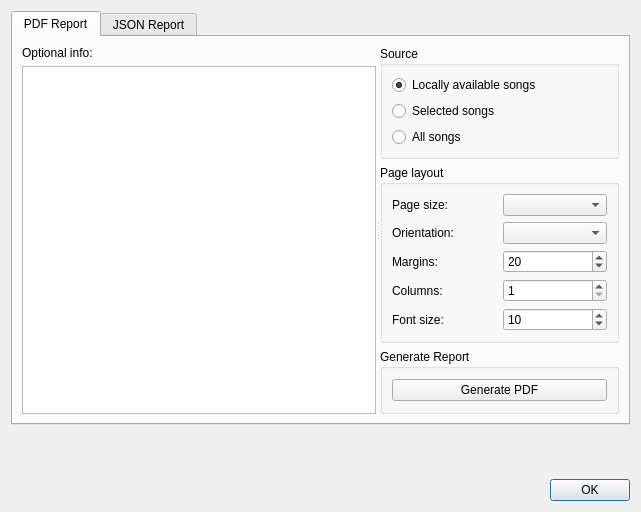
The window that src/usdb_syncer/gui/forms/ReportDialog.ui (bohning/usdb_syncer) describes before a commit, drawn with Qt 5.
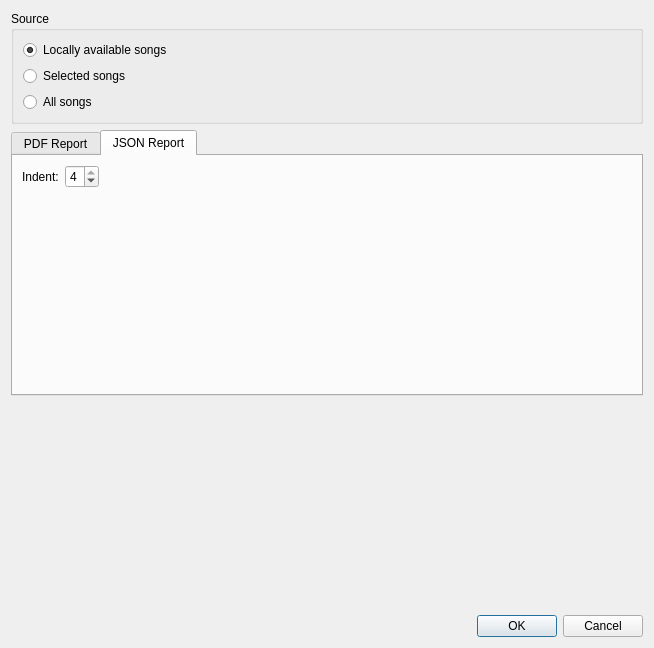
The same window after the commit. The open tabs and pages were chosen to show the change. Icons and pictures are not drawn.

Commit message: Overhaul report dialog.

What changed in the file:
```diff
--- a/src/usdb_syncer/gui/forms/ReportDialog.ui
+++ b/src/usdb_syncer/gui/forms/ReportDialog.ui
@@ -6,8 +6,8 @@
    <rect>
     <x>0</x>
     <y>0</y>
-    <width>641</width>
-    <height>512</height>
+    <width>654</width>
+    <height>648</height>
    </rect>
   </property>
   <property name="sizePolicy">
@@ -25,9 +25,42 @@
   <property name="windowTitle">
    <string>New Report</string>
   </property>
-  <layout class="QVBoxLayout" name="verticalLayout">
+  <layout class="QVBoxLayout" name="verticalLayout_5">
    <item>
-    <widget class="QTabWidget" name="tabWidget">
+    <widget class="QGroupBox" name="groupBox_source">
+     <property name="title">
+      <string>Source</string>
+     </property>
+     <layout class="QVBoxLayout" name="verticalLayout_3">
+      <item>
+       <widget class="QRadioButton" name="radioButton_locally_available_songs">
+        <property name="text">
+         <string>Locally available songs</string>
+        </property>
+        <property name="checked">
+         <bool>true</bool>
+        </property>
+       </widget>
+      </item>
+      <item>
+       <widget class="QRadioButton" name="radioButton_selected_songs">
+        <property name="text">
+         <string>Selected songs</string>
+        </property>
+       </widget>
+      </item>
+      <item>
+       <widget class="QRadioButton" name="radioButton_all_songs">
+        <property name="text">
+         <string>All songs</string>
+        </property>
+       </widget>
+      </item>
+     </layout>
+    </widget>
+   </item>
+   <item>
+    <widget class="QTabWidget" name="tabWidget_report_type">
      <property name="minimumSize">
       <size>
        <width>0</width>
@@ -52,7 +85,7 @@
            <item>
             <widget class="QLabel" name="label_7">
              <property name="text">
-              <string>Optional info:</string>
+              <string>Optional data to include:</string>
              </property>
             </widget>
            </item>
@@ -63,52 +96,12 @@
          </widget>
          <widget class="QWidget" name="layoutWidget1">
           <layout class="QVBoxLayout" name="verticalLayout_settings">
-           <item>
-            <widget class="QGroupBox" name="groupBox_source">
-             <property name="title">
-              <string>Source</string>
-             </property>
-             <layout class="QVBoxLayout" name="verticalLayout_3">
-              <item>
-               <widget class="QRadioButton" name="radioButton_locally_available_songs">
-                <property name="text">
-                 <string>Locally available songs</string>
-                </property>
-                <property name="checked">
-                 <bool>true</bool>
-                </property>
-               </widget>
-              </item>
-              <item>
-               <widget class="QRadioButton" name="radioButton_selected_songs">
-                <property name="text">
-                 <string>Selected songs</string>
-                </property>
-               </widget>
-              </item>
-              <item>
-               <widget class="QRadioButton" name="radioButton_all_songs">
-                <property name="text">
-                 <string>All songs</string>
-                </property>
-               </widget>
-              </item>
-             </layout>
-            </widget>
-           </item>
            <item>
             <widget class="QGroupBox" name="groupBox_page_layout">
              <property name="title">
-              <string>Page layout</string>
+              <string>PDF Page layout</string>
              </property>
              <layout class="QGridLayout" name="gridLayout">
-              <item row="0" column="0">
-               <widget class="QLabel" name="label_pagesize">
-                <property name="text">
-                 <string>Page size:</string>
-                </property>
-               </widget>
-              </item>
               <item row="3" column="0">
                <widget class="QLabel" name="label_columns">
                 <property name="text">
@@ -116,25 +109,25 @@
                 </property>
                </widget>
               </item>
-              <item row="3" column="1">
-               <widget class="QSpinBox" name="spinBox_columns">
-                <property name="minimum">
-                 <number>1</number>
+              <item row="4" column="0">
+               <widget class="QLabel" name="label_font_size">
+                <property name="text">
+                 <string>Font size:</string>
                 </property>
-                <property name="maximum">
-                 <number>4</number>
-                </property>
                </widget>
               </item>
-              <item row="2" column="0">
-               <widget class="QLabel" name="label_margin">
+              <item row="0" column="0">
+               <widget class="QLabel" name="label_pagesize">
                 <property name="text">
-                 <string>Margins:</string>
+                 <string>Page size:</string>
                 </property>
                </widget>
               </item>
+              <item row="1" column="1">
+               <widget class="QComboBox" name="comboBox_pdf_orientation"/>
+              </item>
               <item row="4" column="1">
-               <widget class="QSpinBox" name="spinBox_font_size">
+               <widget class="QSpinBox" name="spinBox_pdf_font_size">
                 <property name="minimum">
                  <number>7</number>
                 </property>
@@ -146,8 +139,15 @@
                 </property>
                </widget>
               </item>
-              <item row="0" column="1">
-               <widget class="QComboBox" name="comboBox_pagesize"/>
+              <item row="3" column="1">
+               <widget class="QSpinBox" name="spinBox_pdf_columns">
+                <property name="minimum">
+                 <number>1</number>
+                </property>
+                <property name="maximum">
+                 <number>4</number>
+                </property>
+               </widget>
               </item>
               <item row="1" column="0">
                <widget class="QLabel" name="label_orientation">
@@ -156,18 +156,11 @@
                 </property>
                </widget>
               </item>
-              <item row="4" column="0">
-               <widget class="QLabel" name="label_font_size">
-                <property name="text">
-                 <string>Font size:</string>
-                </property>
-               </widget>
-              </item>
-              <item row="1" column="1">
-               <widget class="QComboBox" name="comboBox_orientation"/>
+              <item row="0" column="1">
+               <widget class="QComboBox" name="comboBox_pdf_pagesize"/>
               </item>
               <item row="2" column="1">
-               <widget class="QSpinBox" name="spinBox_margin">
+               <widget class="QSpinBox" name="spinBox_pdf_margin">
                 <property name="minimum">
                  <number>10</number>
                 </property>
@@ -182,26 +175,26 @@
                 </property>
                </widget>
               </item>
-             </layout>
-            </widget>
-           </item>
-           <item>
-            <widget class="QGroupBox" name="groupBox_generate_buttons">
-             <property name="title">
-              <string>Generate Report</string>
-             </property>
-             <layout class="QHBoxLayout" name="horizontalLayout">
-              <item>
-               <widget class="QPushButton" name="pushButton_generate_report_pdf">
+              <item row="2" column="0">
+               <widget class="QLabel" name="label_margin">
                 <property name="text">
-                 <string>Generate PDF</string>
-                </property>
-                <property name="icon">
-                 <iconset resource="../resources/resources.qrc">
-                  <normaloff>:/icons/document-pdf-text.png</normaloff>:/icons/document-pdf-text.png</iconset>
+                 <string>Margins:</string>
                 </property>
                </widget>
               </item>
+              <item row="5" column="1">
+               <spacer name="verticalSpacer_3">
+                <property name="orientation">
+                 <enum>Qt::Orientation::Vertical</enum>
+                </property>
+                <property name="sizeHint" stdset="0">
+                 <size>
+                  <width>20</width>
+                  <height>40</height>
+                 </size>
+                </property>
+               </spacer>
+              </item>
              </layout>
             </widget>
            </item>
@@ -217,21 +210,44 @@
       </attribute>
       <layout class="QVBoxLayout" name="verticalLayout_4">
        <item>
-        <widget class="QGroupBox" name="groupBox_generate_buttons_2">
-         <property name="title">
-          <string>Generate Report</string>
-         </property>
-         <layout class="QVBoxLayout" name="verticalLayout_5">
+        <layout class="QHBoxLayout" name="horizontalLayout">
           <item>
-           <widget class="QPushButton" name="pushButton_generate_report_json">
+          <widget class="QLabel" name="label_json_indent">
             <property name="text">
-             <string>JSON</string>
-            </property>
-            <property name="icon">
-             <iconset resource="../resources/resources.qrc">
-              <normaloff>:/icons/document-code.png</normaloff>:/icons/document-code.png</iconset>
-            </property>
-           </widget>
+            <string>Indent:</string>
+           </property>
+          </widget>
+         </item>
+         <item>
+          <widget class="QSpinBox" name="spinBox_json_indent">
+           <property name="minimum">
+            <number>2</number>
+           </property>
+           <property name="maximum">
+            <number>4</number>
+           </property>
+           <property name="singleStep">
+            <number>2</number>
+           </property>
+           <property name="value">
+            <number>4</number>
+           </property>
+          </widget>
+         </item>
+         <item>
+          <spacer name="horizontalSpacer">
+           <property name="orientation">
+            <enum>Qt::Orientation::Horizontal</enum>
+           </property>
+           <property name="sizeHint" stdset="0">
+            <size>
+             <width>40</width>
+             <height>20</height>
+            </size>
+           </property>
+          </spacer>
+         </item>
+        </layout>
           </item>
           <item>
            <spacer name="verticalSpacer_2">
@@ -248,9 +264,6 @@
           </item>
          </layout>
         </widget>
-       </item>
-      </layout>
-     </widget>
     </widget>
    </item>
    <item>
@@ -272,7 +285,7 @@
       <enum>Qt::Orientation::Horizontal</enum>
      </property>
      <property name="standardButtons">
-      <set>QDialogButtonBox::StandardButton::Ok</set>
+      <set>QDialogButtonBox::StandardButton::Cancel|QDialogButtonBox::StandardButton::Ok</set>
      </property>
     </widget>
    </item>
```
Lines whose indentation alone changed are shown as unchanged. The commit also changes 4 other files.
